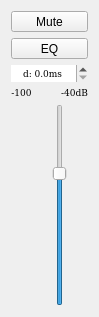
Qt form gui/OutputController.ui (amurzeau/damc) before a commit.
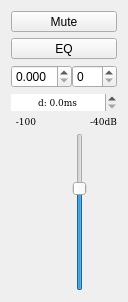
The same form after that commit.

Commit message: waveSendJack: add dithering and bit truncation

Patch:
```diff
--- a/gui/OutputController.ui
+++ b/gui/OutputController.ui
@@ -6,8 +6,8 @@
    <rect>
     <x>0</x>
     <y>0</y>
-    <width>99</width>
-    <height>317</height>
+    <width>128</width>
+    <height>302</height>
    </rect>
   </property>
   <property name="windowTitle">
@@ -30,7 +30,20 @@
      </property>
     </widget>
    </item>
-   <item row="2" column="0" colspan="5">
+   <item row="5" column="3">
+    <widget class="QSlider" name="volumeSlider">
+     <property name="minimum">
+      <number>-40</number>
+     </property>
+     <property name="maximum">
+      <number>20</number>
+     </property>
+     <property name="orientation">
+      <enum>Qt::Vertical</enum>
+     </property>
+    </widget>
+   </item>
+   <item row="3" column="0" colspan="5">
     <widget class="QDoubleSpinBox" name="delaySpinBox">
      <property name="sizePolicy">
       <sizepolicy hsizetype="Ignored" vsizetype="Fixed">
@@ -64,84 +77,7 @@
      </property>
     </widget>
    </item>
-   <item row="3" column="0" colspan="2">
-    <widget class="QLabel" name="levelLabel">
-     <property name="font">
-      <font>
-       <family>DejaVu Math TeX Gyre</family>
-       <pointsize>7</pointsize>
-      </font>
-     </property>
-     <property name="text">
-      <string>-100</string>
-     </property>
-     <property name="textFormat">
-      <enum>Qt::PlainText</enum>
-     </property>
-     <property name="alignment">
-      <set>Qt::AlignCenter</set>
-     </property>
-     <property name="textInteractionFlags">
-      <set>Qt::NoTextInteraction</set>
-     </property>
-    </widget>
-   </item>
-   <item row="4" column="3">
-    <widget class="QSlider" name="volumeSlider">
-     <property name="minimum">
-      <number>-40</number>
-     </property>
-     <property name="maximum">
-      <number>20</number>
-     </property>
-     <property name="orientation">
-      <enum>Qt::Vertical</enum>
-     </property>
-    </widget>
-   </item>
-   <item row="4" column="2">
-    <spacer name="leftSpacer">
-     <property name="orientation">
-      <enum>Qt::Horizontal</enum>
-     </property>
-     <property name="sizeHint" stdset="0">
-      <size>
-       <width>40</width>
-       <height>20</height>
-      </size>
-     </property>
-    </spacer>
-   </item>
-   <item row="0" column="0" colspan="5">
-    <widget class="QToolButton" name="muteButton">
-     <property name="sizePolicy">
-      <sizepolicy hsizetype="MinimumExpanding" vsizetype="Fixed">
-       <horstretch>0</horstretch>
-       <verstretch>0</verstretch>
-      </sizepolicy>
-     </property>
-     <property name="text">
-      <string>Mute</string>
-     </property>
-     <property name="checkable">
-      <bool>true</bool>
-     </property>
-    </widget>
-   </item>
-   <item row="4" column="4">
-    <spacer name="rightSpacer">
-     <property name="orientation">
-      <enum>Qt::Horizontal</enum>
-     </property>
-     <property name="sizeHint" stdset="0">
-      <size>
-       <width>40</width>
-       <height>20</height>
-      </size>
-     </property>
-    </spacer>
-   </item>
-   <item row="3" column="2" colspan="3">
+   <item row="4" column="2" colspan="3">
     <widget class="QLabel" name="volumeLevelLabel">
      <property name="font">
       <font>
@@ -163,7 +99,68 @@
      </property>
     </widget>
    </item>
-   <item row="4" column="0">
+   <item row="5" column="1">
+    <spacer name="horizontalSpacer">
+     <property name="orientation">
+      <enum>Qt::Horizontal</enum>
+     </property>
+     <property name="sizeHint" stdset="0">
+      <size>
+       <width>40</width>
+       <height>20</height>
+      </size>
+     </property>
+    </spacer>
+   </item>
+   <item row="5" column="2">
+    <spacer name="leftSpacer">
+     <property name="orientation">
+      <enum>Qt::Horizontal</enum>
+     </property>
+     <property name="sizeHint" stdset="0">
+      <size>
+       <width>40</width>
+       <height>20</height>
+      </size>
+     </property>
+    </spacer>
+   </item>
+   <item row="5" column="4">
+    <spacer name="rightSpacer">
+     <property name="orientation">
+      <enum>Qt::Horizontal</enum>
+     </property>
+     <property name="sizeHint" stdset="0">
+      <size>
+       <width>40</width>
+       <height>20</height>
+      </size>
+     </property>
+    </spacer>
+   </item>
+   <item row="4" column="0" colspan="2">
+    <widget class="QLabel" name="levelLabel">
+     <property name="font">
+      <font>
+       <family>DejaVu Math TeX Gyre</family>
+       <pointsize>7</pointsize>
+      </font>
+     </property>
+     <property name="text">
+      <string>-100</string>
+     </property>
+     <property name="textFormat">
+      <enum>Qt::PlainText</enum>
+     </property>
+     <property name="alignment">
+      <set>Qt::AlignCenter</set>
+     </property>
+     <property name="textInteractionFlags">
+      <set>Qt::NoTextInteraction</set>
+     </property>
+    </widget>
+   </item>
+   <item row="5" column="0">
     <widget class="QWidget" name="levelContainer" native="true">
      <layout class="QHBoxLayout" name="levelContainerLayout">
       <property name="spacing">
@@ -184,18 +181,34 @@
      </layout>
     </widget>
    </item>
-   <item row="4" column="1">
-    <spacer name="horizontalSpacer">
-     <property name="orientation">
-      <enum>Qt::Horizontal</enum>
+   <item row="0" column="0" colspan="5">
+    <widget class="QToolButton" name="muteButton">
+     <property name="sizePolicy">
+      <sizepolicy hsizetype="MinimumExpanding" vsizetype="Fixed">
+       <horstretch>0</horstretch>
+       <verstretch>0</verstretch>
+      </sizepolicy>
      </property>
-     <property name="sizeHint" stdset="0">
-      <size>
-       <width>40</width>
-       <height>20</height>
-      </size>
+     <property name="text">
+      <string>Mute</string>
      </property>
-    </spacer>
+     <property name="checkable">
+      <bool>true</bool>
+     </property>
+    </widget>
+   </item>
+   <item row="2" column="3" colspan="2">
+    <widget class="QSpinBox" name="ditheringBitSpinBox"/>
+   </item>
+   <item row="2" column="0" colspan="3">
+    <widget class="QDoubleSpinBox" name="ditheringScaleSpinBox">
+     <property name="decimals">
+      <number>3</number>
+     </property>
+     <property name="maximum">
+      <double>1.000000000000000</double>
+     </property>
+    </widget>
    </item>
   </layout>
  </widget>
```
The commit also changes 10 other files.
